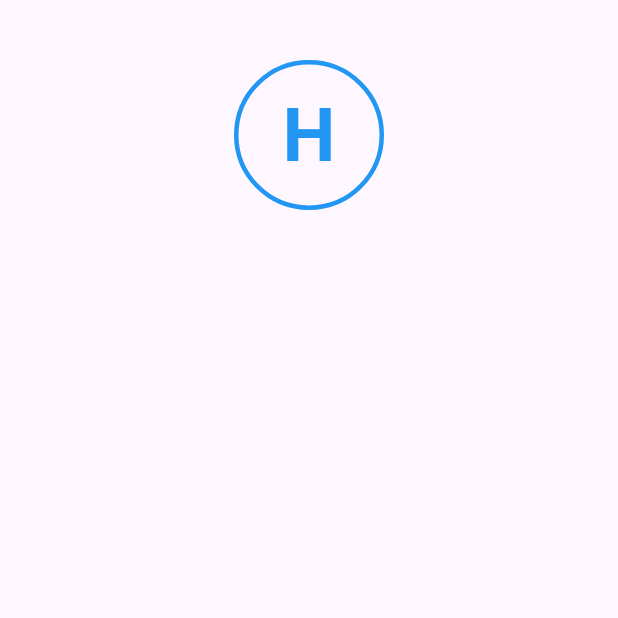
After one commit to jmolfer299/PROM_25-26_JoseMMolina, a Flutter app: the ChallengeScreen screen opened directly, on a phone screen of 412 x 824 dp, the top half of it. The commit adds this screen. Run offline on Flutter 3.47's test engine with Material 3 defaults, Android fonts, the phone set to English and light mode, and no system bars; our stand-ins replace google_fonts.

Commit message:
Clono el repositorio completo y añado el challenge

```diff
--- /dev/null
+++ b/flutter_1/lib/screens/challenge_screen.dart
@@ -0,0 +1,32 @@
+import 'package:flutter/material.dart';
+
+class ChallengeScreen extends StatelessWidget {
+  const ChallengeScreen({super.key});
+  @override
+  Widget build(BuildContext context) {
+    return Scaffold(
+      body: Align(
+        alignment: Alignment.topCenter,
+        child: Container(
+          margin: EdgeInsets.only(top: 40),
+          decoration: BoxDecoration(
+            shape: BoxShape.circle,
+            border: Border.all(color: Colors.blue, width: 3),
+          ),
+          width: 100,
+          height: 100,
+          alignment: Alignment.center,
+          child: const Text(
+            // 3. Se añade 'const' para optimización
+            'H',
+            style: TextStyle(
+              fontSize: 50,
+              color: Colors.blue,
+              fontWeight: FontWeight.bold,
+            ),
+          ),
+        ),
+      ),
+    );
+  }
+}
```
Also changed, not shown: flutter_1/lib/drawer_menu.dart (+22 -0 lines), flutter_1/lib/screens/screen_piramide.dart (added, +87 -0 lines), 1 other file.
